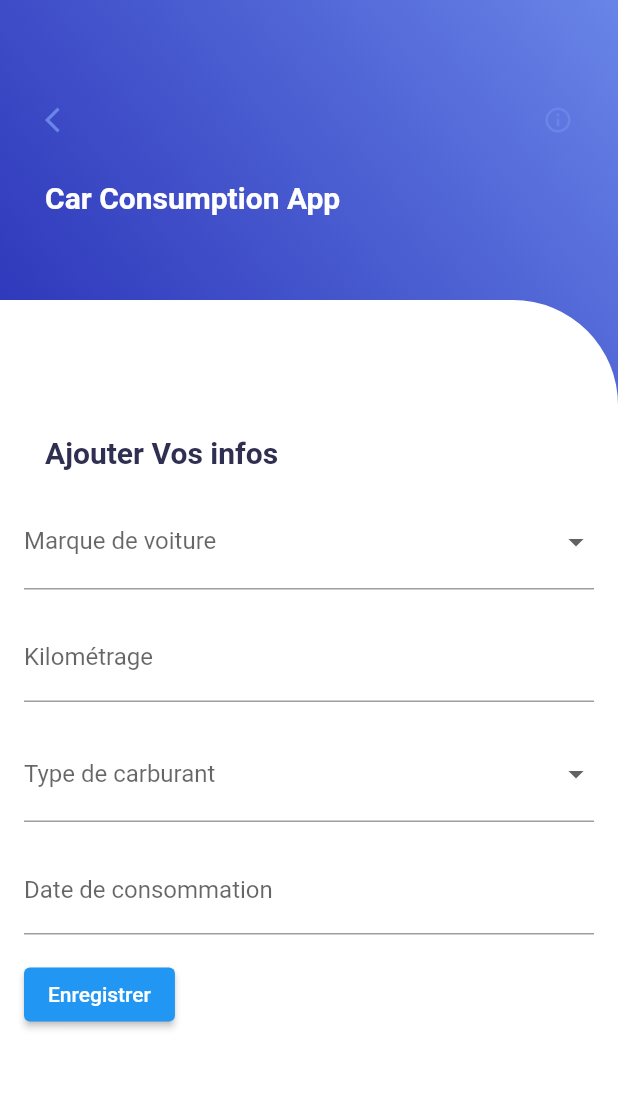
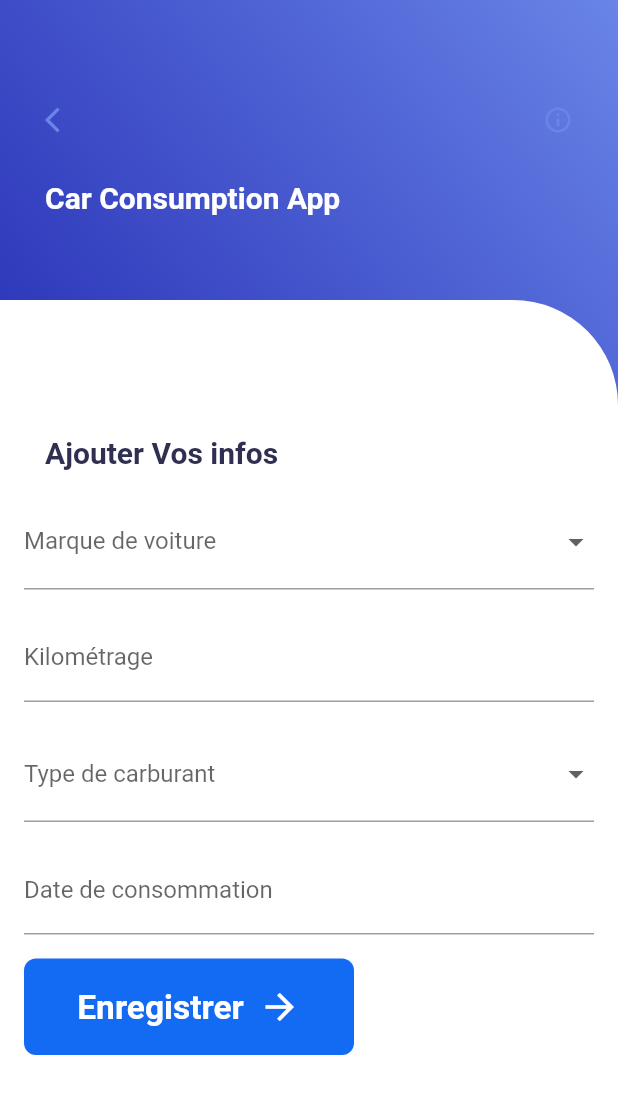
Before and after one commit to saadallahchaima/projet, a Flutter app: the screen it shows after launch, after a tap on "Enregistrer", on a phone screen of 412 x 824 dp. Shown: the top 1094 px of the screen. Run offline on Flutter 3.47's test engine with Material 2 defaults, Android fonts, the phone set to English and light mode, and no system bars; drawn by our look-alikes of flutter_form_builder; our stand-ins replace flare_flutter, flutter_svg, fluttertoast, form_builder_validators, google_fonts, image_cropper and 3 more; missing offline and left inert: flutter_sequence_animation, image_cropper_for_web, image_picker_for_web, mysql1; network calls fail; project files that could hold a hidden picture were left out; key blocks and very long unbroken strings in the code were emptied for the run.

Commit message:
commit9(pageuser)

```diff
--- a/lib/Listetest.dart
+++ b/lib/Listetest.dart
@@ -209,26 +209,54 @@ class _ListTestState extends State<ListTest> {
                                   errorText: 'Veuillez sélectionner la date de consommation'),
                             ),
                             SizedBox(height: 16.0),
-                            ElevatedButton(
-                              onPressed: () {
-                                if (widget._formKey.currentState!
-                                    .saveAndValidate()) {
+                            GestureDetector(
+                              onTap: () {
+                                if (widget._formKey.currentState!.saveAndValidate()) {
                                   // Access the form data using widget._formKey.currentState!.value
                                   // For example, to access the brand name: widget._formKey.currentState!.value['carBrand']?.name
                                   print('Car consumption details saved!');
-                                  print('Brand: ${widget._carConsumption.value
-                                      .brand?.name}');
-                                  print('Mileage: ${widget._carConsumption.value
-                                      .mileage}');
-                                  print(
-                                      'Fuel Type: ${widget._carConsumption.value
-                                          .fuelType}');
-                                  print('Consumption Date: ${widget
-                                      ._carConsumption.value.consumptionDate}');
+                                  print('Brand: ${widget._carConsumption.value.brand?.name}');
+                                  print('Mileage: ${widget._carConsumption.value.mileage}');
+                                  print('Fuel Type: ${widget._carConsumption.value.fuelType}');
+                                  print('Consumption Date: ${widget._carConsumption.value.consumptionDate}');
                                 }
                               },
-                              child: Text('Enregistrer'),
+                              child: Container(
+                                width: 220,
+                                height: 64.32,
+                                padding: const EdgeInsets.symmetric(horizontal: 20, vertical: 15),
+                                clipBehavior: Clip.antiAlias,
+                                decoration: ShapeDecoration(
+                                  color: Color(0xFF136AF3),
+                                  shape: RoundedRectangleBorder(
+                                    borderRadius: BorderRadius.circular(7.98),
+                                  ),
+                                ),
+                                child: Row(
+                                  mainAxisSize: MainAxisSize.min,
+                                  mainAxisAlignment: MainAxisAlignment.center,
+                                  crossAxisAlignment: CrossAxisAlignment.center,
+                                  children: [
+                                    Text(
+                                      'Enregistrer',
+                                      style: TextStyle(
+                                        color: Colors.white,
+                                        fontSize: 22.35,
+                                        fontFamily: 'Roboto',
+                                        fontWeight: FontWeight.w700,
+                                      ),
+                                    ),
+                                    SizedBox(width: 10),
+                                    Icon(
+                                      Icons.arrow_forward,
+                                      color: Colors.white,
+                                      size: 28,
+                                    ),
+                                  ],
+                                ),
+                              ),
                             ),
+
                           ],
                         ),
                       ),
```
